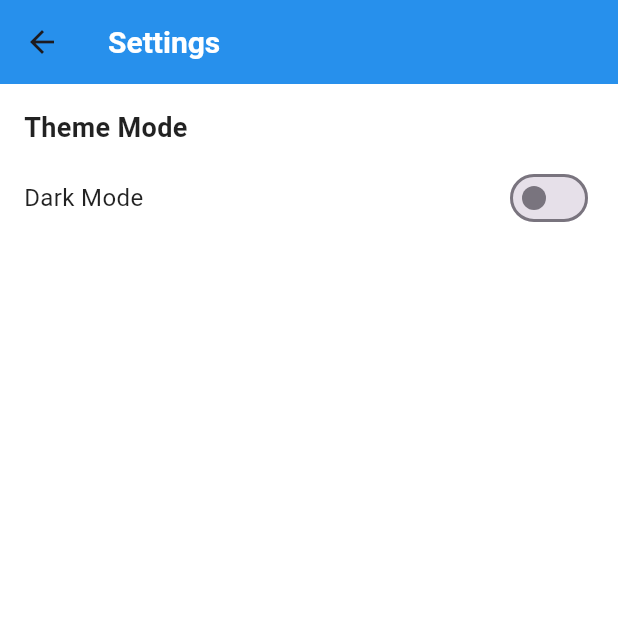
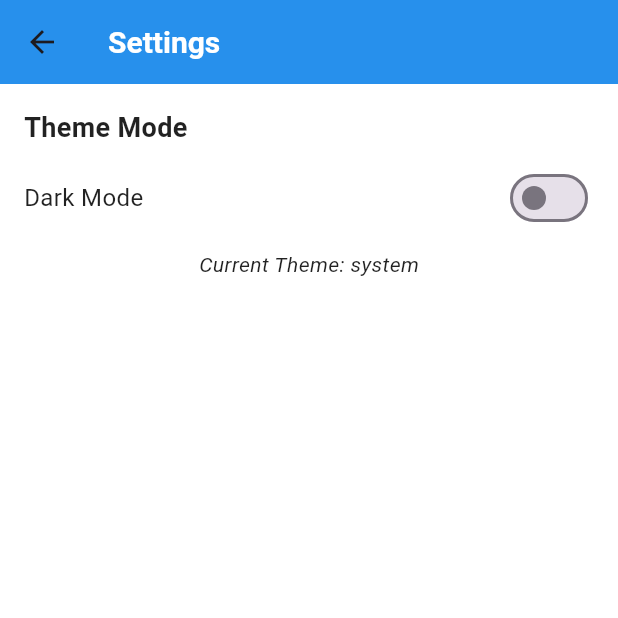
Before and after one commit to SeCorpo/simple_sudoku_flutter, a Flutter app: the screen it shows after launch, after a tap on the "settings" icon, on a phone screen of 412 x 824 dp, the top half of it. Run offline on Flutter 3.47's test engine with Material 3 defaults, Android fonts, the light colour scheme and no system bars; our stand-ins replace flutter_bloc, shared_preferences.

Commit message:
using SharedPreferences for theme storage, proper initialize theme

```diff
--- a/lib/bloc/theme/theme_bloc.dart
+++ b/lib/bloc/theme/theme_bloc.dart
@@ -1,21 +1,51 @@
 import 'package:flutter/material.dart';
 import 'package:flutter_bloc/flutter_bloc.dart';
+import 'package:shared_preferences/shared_preferences.dart';
 
 part 'theme_event.dart';
 part 'theme_state.dart';
 
 class ThemeBloc extends Bloc<ThemeEvent, ThemeState> {
-  ThemeBloc() : super(ThemeState(themeMode: ThemeMode.system)) {
+  ThemeBloc() : super(const ThemeState(themeMode: ThemeMode.system)) {
+    on<InitializeTheme>(_onInitializeTheme);
     on<ToggleTheme>(_onToggleTheme);
     on<SetTheme>(_onSetTheme);
+
+    // Dispatch event to load theme on startup
+    add(InitializeTheme());
   }
 
-  void _onToggleTheme(ToggleTheme event, Emitter<ThemeState> emit) {
-    final newTheme = state.themeMode == ThemeMode.light ? ThemeMode.dark : ThemeMode.light;
+  /// Handle theme initialization from SharedPreferences
+  Future<void> _onInitializeTheme(InitializeTheme event, Emitter<ThemeState> emit) async {
+    final prefs = await SharedPreferences.getInstance();
+    final index = prefs.getInt('themeMode') ?? ThemeMode.system.index;
+    emit(ThemeState(themeMode: ThemeMode.values[index]));
+  }
+
+  void _onToggleTheme(ToggleTheme event, Emitter<ThemeState> emit) async {
+    ThemeMode newTheme;
+
+    // Cycle through Light -> Dark -> System
+    if (state.themeMode == ThemeMode.light) {
+      newTheme = ThemeMode.dark;
+    } else if (state.themeMode == ThemeMode.dark) {
+      newTheme = ThemeMode.system;
+    } else {
+      newTheme = ThemeMode.light;
+    }
+
     emit(ThemeState(themeMode: newTheme));
+    _saveTheme(newTheme); // Save the new theme
   }
 
   void _onSetTheme(SetTheme event, Emitter<ThemeState> emit) {
     emit(ThemeState(themeMode: event.themeMode));
+    _saveTheme(event.themeMode);
+  }
+
+  /// Save the selected theme to SharedPreferences
+  Future<void> _saveTheme(ThemeMode themeMode) async {
+    final prefs = await SharedPreferences.getInstance();
+    prefs.setInt('themeMode', themeMode.index);
   }
 }
--- a/lib/bloc/theme/theme_event.dart
+++ b/lib/bloc/theme/theme_event.dart
@@ -2,6 +2,8 @@ part of 'theme_bloc.dart';
 
 @immutable
 abstract class ThemeEvent {}
+
+class InitializeTheme extends ThemeEvent {}
 
 class ToggleTheme extends ThemeEvent {}
 
--- a/lib/ui/screens/settings_screen.dart
+++ b/lib/ui/screens/settings_screen.dart
@@ -21,7 +21,9 @@ class SettingsScreen extends StatelessWidget {
               builder: (context, state) {
                 bool isDarkMode = state.themeMode == ThemeMode.dark;
 
-                return Row(
+                return Column(
+                  children: [
+                    Row(
                       mainAxisAlignment: MainAxisAlignment.spaceBetween,
                       children: [
                         const Text("Dark Mode", style: TextStyle(fontSize: 16)),
@@ -30,6 +32,14 @@ class SettingsScreen extends StatelessWidget {
                           onChanged: (bool value) {
                             context.read<ThemeBloc>().add(ToggleTheme());
                           },
+                        ),
+                      ],
+                    ),
+                    const SizedBox(height: 10),
+
+                    Text(
+                      "Current Theme: ${state.themeMode.toString().split('.').last}",
+                      style: const TextStyle(fontSize: 14, fontStyle: FontStyle.italic),
                     ),
                   ],
                 );
--- a/pubspec.yaml
+++ b/pubspec.yaml
@@ -38,6 +38,7 @@ dependencies:
   flutter_bloc: ^9.0.0
   meta: ^1.15.0
   path_provider: ^2.1.5
+  shared_preferences: ^2.5.2
 
 dev_dependencies:
   flutter_test:
```
Also changed, not shown: 1 other file. Lines whose indentation alone changed are shown as unchanged.
